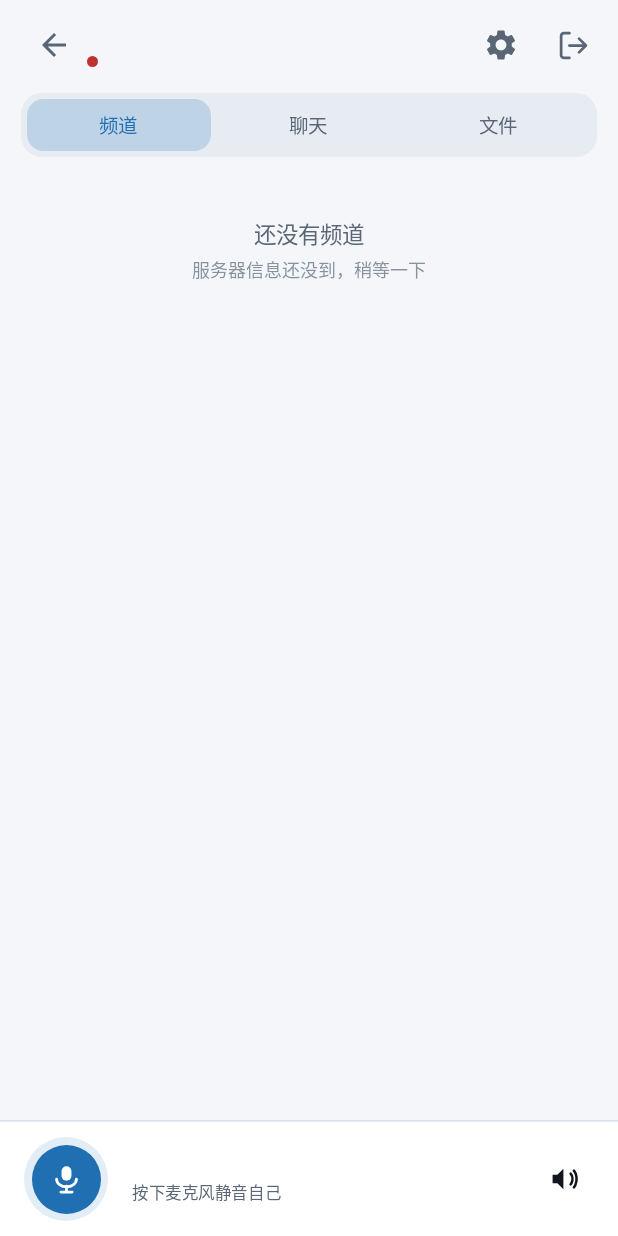
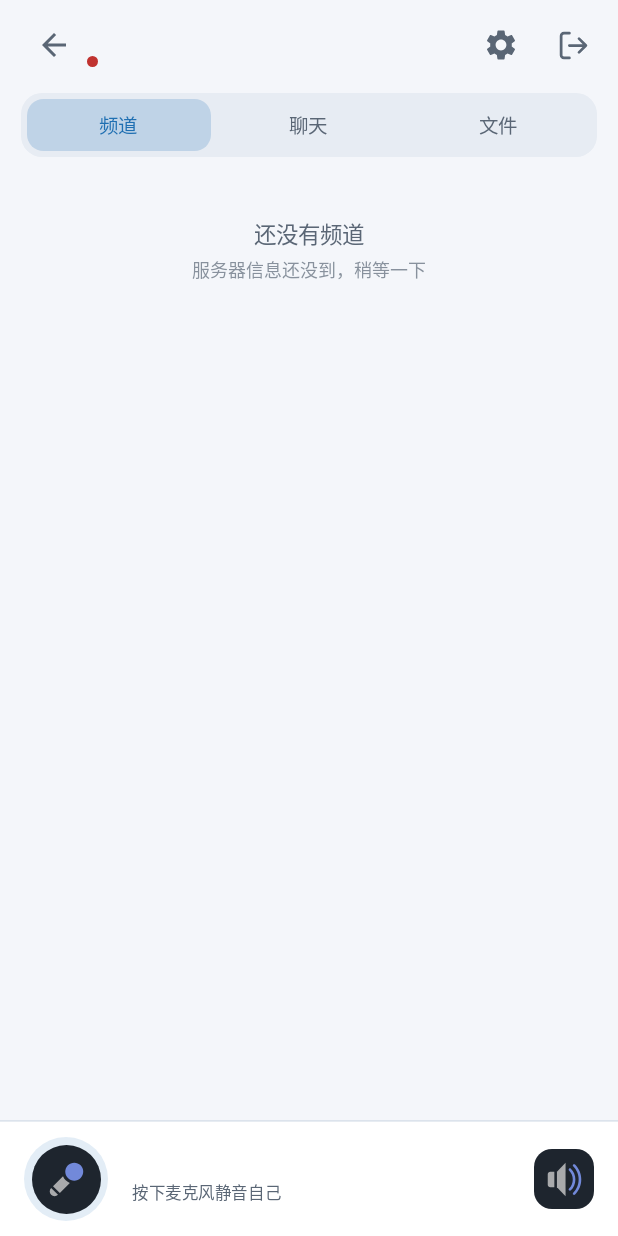
Before and after one commit to Schallophy/tsdroid, an Android app built with Jetpack Compose: the composable SessionScreen shown on its own in the app's theme, on a phone screen of 412 x 824 dp. Run offline under Robolectric (Android 15) with nearby library versions, the phone set to English and light mode, and no system bars.

Commit message:
self-view: TeamSpeak's own marks instead of the hand-drawn pair
`MicGlyph` and `SpeakerGlyph` were drawn by hand so the app would not pull in
`material-icons-extended`, and they looked it. The member list already used the
desktop client's real icons, so the same session showed two vocabularies for the
same fact. Both glyphs are gone; the self-view and the connect header now draw
`R.drawable.ts_*`.

The icons are not tintable — grey microphone, blue bulb and red cross are baked
into the path colours, and the pack was drawn for a dark client. On
`surfaceVariant` they read fine in the dark theme and washed out in the light
one, so both buttons sit on one fixed dark plate (`IconPlate`) and the glow
around the mic button carries the state instead of the fill colour.

The precedence moved into two helpers, `inputStatusIcon` / `outputStatusIcon`,
because three screens ask the same question and used to answer in two different
orders: the user sheet said "device off" where the list said "muted". The order
is mute button first, switched-off device second — the button wins because it is
what the self-view button toggles, and a tap has to visibly flip the icon.
`StatusIconTest` pins that.

The mic label and the speaker's content description follow the same order, so
the row, the badge and the sheet cannot contradict each other.

```diff
--- a/app/src/main/kotlin/dev/tsdroid/ui/SessionScreen.kt
+++ b/app/src/main/kotlin/dev/tsdroid/ui/SessionScreen.kt
@@ -1,6 +1,7 @@
 package dev.tsdroid.ui
 
 import android.net.Uri
+import androidx.compose.foundation.Image
 import androidx.compose.foundation.background
 import androidx.compose.foundation.clickable
 import androidx.compose.foundation.layout.Arrangement
@@ -39,20 +40,23 @@ import androidx.compose.ui.Alignment
 import androidx.compose.ui.Modifier
 import androidx.compose.ui.draw.clip
 import androidx.compose.ui.graphics.Color
+import androidx.compose.ui.res.painterResource
 import androidx.compose.ui.text.font.FontWeight
 import androidx.compose.ui.text.style.TextOverflow
 import androidx.compose.ui.unit.dp
 import androidx.lifecycle.compose.collectAsStateWithLifecycle
+import dev.tsdroid.R
 import dev.tsdroid.SessionStatus
 import dev.tsdroid.SessionTab
 import dev.tsdroid.SessionViewModel
 import dev.tsdroid.model.ChatScope
 import dev.tsdroid.model.User
-import dev.tsdroid.ui.components.MicGlyph
 import dev.tsdroid.ui.components.ExitGlyph
+import dev.tsdroid.ui.components.IconPlate
 import dev.tsdroid.ui.components.PillTabs
-import dev.tsdroid.ui.components.SpeakerGlyph
 import dev.tsdroid.ui.components.StatusDot
+import dev.tsdroid.ui.components.inputStatusIcon
+import dev.tsdroid.ui.components.outputStatusIcon
 import dev.tsdroid.ui.sheets.UserSheet
 
 /**
@@ -313,11 +317,14 @@ private fun MicBar(
 ) {
     // Two separate facts decide whether our voice leaves the phone: the mute
     // button (which this bar toggles) and the capture device that TeamSpeak
-    // reports. The button stays a button, so it only reflects `micEnabled`;
-    // the level ring and the label tell the whole truth, because a running
-    // meter next to a dead microphone is exactly the lie this change fixes.
+    // reports. The icon answers both, through the same helper the member list
+    // uses, so the row cannot claim "open microphone" while nothing arrives.
     val deviceOn = ui.state.inputHardwareEnabled
     val speakerDeviceOn = ui.state.outputHardwareEnabled
+    val micIcon = inputStatusIcon(muted = !ui.micEnabled, hardwareEnabled = deviceOn)
+        ?: R.drawable.ts_input_unmuted
+    val speakerIcon = outputStatusIcon(deafened = !ui.speakerEnabled, hardwareEnabled = speakerDeviceOn)
+        ?: R.drawable.ts_output_unmuted
 
     HorizontalDivider(color = MaterialTheme.colorScheme.outlineVariant)
     Surface(color = MaterialTheme.colorScheme.surface) {
@@ -328,12 +335,14 @@ private fun MicBar(
                 .padding(horizontal = 16.dp, vertical = 10.dp),
         ) {
             MicButton(
-                // The button is the mute button, so it must show the mute
-                // button's state — otherwise tapping it while the device is off
-                // would look like "unmute" and change nothing. The level and the
-                // label below carry the device story instead.
-                enabled = ui.micEnabled,
+                icon = micIcon,
+                active = ui.micEnabled && deviceOn,
                 level = if (ui.micEnabled && deviceOn) level else 0f,
+                contentDescription = when {
+                    !ui.micEnabled -> "麦克风已静音"
+                    !deviceOn -> "麦克风设备已关闭"
+                    else -> "麦克风已开启"
+                },
                 onClick = onMic,
             )
 
@@ -348,11 +357,12 @@ private fun MicBar(
                 )
                 Text(
                     text = when {
-                        // The device flag outranks the mute flag: when the
-                        // capture device is off nothing is transmitted even
-                        // though the server still reports un-muted.
+                        // Same order as the icon and as [MemberStatusBadge]: the
+                        // mute button leads, the device follows. Both are true
+                        // answers to "why is nothing arriving"; picking one order
+                        // for both keeps the row from contradicting itself.
+                        !ui.micEnabled -> "麦克风已静音"
                         !deviceOn -> "麦克风设备已关闭"
-                        !ui.micEnabled -> "麦克风已静音"
                         ui.state.away -> ui.state.awayMessage.ifEmpty { "离开" }
                         else -> "按下麦克风静音自己"
                     },
@@ -368,14 +378,14 @@ private fun MicBar(
             }
 
             RoundGlyphButton(onClick = onSpeaker) {
-                SpeakerGlyph(
-                    tint = if (ui.speakerEnabled && speakerDeviceOn) {
-                        MaterialTheme.colorScheme.onSurface
-                    } else {
-                        MaterialTheme.colorScheme.error
+                Image(
+                    painter = painterResource(speakerIcon),
+                    contentDescription = when {
+                        !ui.speakerEnabled -> "已关闭听筒"
+                        !speakerDeviceOn -> "扬声器设备已关闭"
+                        else -> "可以听"
                     },
-                    muted = !ui.speakerEnabled || !speakerDeviceOn,
-                    modifier = Modifier.size(20.dp),
+                    modifier = Modifier.size(26.dp),
                 )
             }
         }
@@ -383,30 +393,46 @@ private fun MicBar(
 }
 
 @Composable
-private fun MicButton(enabled: Boolean, level: Float, onClick: () -> Unit) {
-    val container = if (enabled) {
+private fun MicButton(
+    icon: Int,
+    active: Boolean,
+    level: Float,
+    contentDescription: String,
+    onClick: () -> Unit,
+) {
+    // `active` is "audio can leave the phone right now" — both the mute button
+    // and the device flag — because that is what the glow means. The icon above
+    // says which of the two stopped it.
+    val halo = if (active) {
         MaterialTheme.colorScheme.primary
     } else {
-        MaterialTheme.colorScheme.errorContainer
+        MaterialTheme.colorScheme.error
     }
-    val tint = if (enabled) MaterialTheme.colorScheme.onPrimary else MaterialTheme.colorScheme.error
 
     Box(contentAlignment = Alignment.Center) {
         // Two rings: a static halo, and the level, which grows with the voice.
         Box(
             modifier = Modifier
                 .size(56.dp)
-                .background(container.copy(alpha = 0.12f + level * 0.35f), CircleShape),
+                .background(halo.copy(alpha = 0.12f + level * 0.35f), CircleShape),
         )
         Box(
             contentAlignment = Alignment.Center,
             modifier = Modifier
                 .size(46.dp)
                 .clip(CircleShape)
-                .background(container)
+                .background(IconPlate)
                 .clickable(onClick = onClick),
         ) {
-            MicGlyph(tint = tint, muted = !enabled, modifier = Modifier.size(22.dp))
+            // The icon carries its own colours from TeamSpeak's pack, so the
+            // button is a plate rather than a tinted circle. That is what makes
+            // "muted" and "device off" readable as different marks instead of
+            // the same silhouette in two colours.
+            Image(
+                painter = painterResource(icon),
+                contentDescription = contentDescription,
+                modifier = Modifier.size(26.dp),
+            )
         }
     }
     Spacer(Modifier.width(2.dp))
@@ -419,6 +445,9 @@ private fun RoundGlyphButton(onClick: () -> Unit, content: @Composable () -> Uni
         modifier = Modifier
             .size(40.dp)
             .clip(RoundedCornerShape(12.dp))
+            // Same plate as the mic button, so the two read as one pair of
+            // controls rather than a button and a floating icon.
+            .background(IconPlate)
             .clickable(onClick = onClick),
     ) {
         content()
--- a/app/src/main/kotlin/dev/tsdroid/ui/components/Common.kt
+++ b/app/src/main/kotlin/dev/tsdroid/ui/components/Common.kt
@@ -24,9 +24,7 @@ import androidx.compose.runtime.remember
 import androidx.compose.ui.Alignment
 import androidx.compose.ui.Modifier
 import androidx.compose.ui.draw.clip
-import androidx.compose.ui.geometry.CornerRadius
 import androidx.compose.ui.geometry.Offset
-import androidx.compose.ui.geometry.Size
 import androidx.compose.ui.graphics.Brush
 import androidx.compose.ui.graphics.Color
 import androidx.compose.ui.graphics.Path
@@ -183,117 +181,41 @@ fun StatusDot(color: Color, size: Dp = 7.dp, modifier: Modifier = Modifier) {
 }
 
 /**
- * Microphone glyph.
+ * The plate the TeamSpeak icons sit on.
  *
- * Drawn by hand rather than pulled from `material-icons-extended`: the extended
- * set is ~11 000 classes for the two icons this app needs, and a hand-drawn one
- * also scales its stroke with the button.
+ * They are not tintable: the grey microphone, the blue bulb and the red cross are
+ * baked into the path colours, and the pack was drawn for a dark client. Putting
+ * them on `surfaceVariant` therefore works in the dark theme and washes them out
+ * in the light one, so the plate is one fixed dark colour in both. It reads as a
+ * badge rather than as part of the surface, which is what these are.
  */
-@Composable
-fun MicGlyph(
-    tint: Color,
-    muted: Boolean,
-    modifier: Modifier = Modifier,
-    slashColor: Color = MaterialTheme.colorScheme.error,
-) {
-    Canvas(modifier) {
-        val w = size.width
-        val h = size.height
-        val stroke = Stroke(width = w * 0.085f, cap = StrokeCap.Round)
+val IconPlate = Color(0xFF1E252E)
 
-        drawRoundRect(
-            color = tint,
-            topLeft = Offset(w * 0.35f, h * 0.10f),
-            size = Size(w * 0.30f, h * 0.44f),
-            cornerRadius = CornerRadius(w * 0.15f, w * 0.15f),
-        )
-        drawArc(
-            color = tint,
-            startAngle = 0f,
-            sweepAngle = 180f,
-            useCenter = false,
-            topLeft = Offset(w * 0.20f, h * 0.26f),
-            size = Size(w * 0.60f, h * 0.46f),
-            style = stroke,
-        )
-        drawLine(
-            color = tint,
-            start = Offset(w * 0.5f, h * 0.70f),
-            end = Offset(w * 0.5f, h * 0.86f),
-            strokeWidth = w * 0.085f,
-            cap = StrokeCap.Round,
-        )
-        drawLine(
-            color = tint,
-            start = Offset(w * 0.33f, h * 0.88f),
-            end = Offset(w * 0.67f, h * 0.88f),
-            strokeWidth = w * 0.085f,
-            cap = StrokeCap.Round,
-        )
-        if (muted) {
-            drawLine(
-                color = slashColor,
-                start = Offset(w * 0.18f, h * 0.14f),
-                end = Offset(w * 0.82f, h * 0.86f),
-                strokeWidth = w * 0.095f,
-                cap = StrokeCap.Round,
-            )
-        }
-    }
+/**
+ * Which of TeamSpeak's input icons applies, or `null` when the microphone is
+ * fine (the member list then draws the speaking ball).
+ *
+ * The order lives here once because three screens ask the same question: the
+ * member badge, the user sheet and the self-view bar. They used to answer it in
+ * two different orders, so the same person read as "muted" in the list and
+ * "device off" in the sheet.
+ *
+ * The mute button outranks the device — not because it transmits more, but
+ * because it is what the self-view button toggles. With the device first,
+ * pressing the mic while the capture device was off changed the label and
+ * nothing else.
+ */
+fun inputStatusIcon(muted: Boolean, hardwareEnabled: Boolean): Int? = when {
+    muted -> R.drawable.ts_input_muted
+    !hardwareEnabled -> R.drawable.ts_input_hardware_muted
+    else -> null
 }
 
-/** Speaker glyph, same reasoning as [MicGlyph]. */@Composable
-fun SpeakerGlyph(
-    tint: Color,
-    muted: Boolean,
-    modifier: Modifier = Modifier,
-    slashColor: Color = MaterialTheme.colorScheme.error,
-) {
-    Canvas(modifier) {
-        val w = size.width
-        val h = size.height
-        val stroke = Stroke(width = w * 0.085f, cap = StrokeCap.Round)
-
-        val body = Path().apply {
-            moveTo(w * 0.12f, h * 0.36f)
-            lineTo(w * 0.28f, h * 0.36f)
-            lineTo(w * 0.48f, h * 0.16f)
-            lineTo(w * 0.48f, h * 0.84f)
-            lineTo(w * 0.28f, h * 0.64f)
-            lineTo(w * 0.12f, h * 0.64f)
-            close()
-        }
-        drawPath(body, tint)
-
-        if (muted) {
-            drawLine(
-                color = slashColor,
-                start = Offset(w * 0.20f, h * 0.18f),
-                end = Offset(w * 0.86f, h * 0.84f),
-                strokeWidth = w * 0.095f,
-                cap = StrokeCap.Round,
-            )
-        } else {
-            drawArc(
-                color = tint,
-                startAngle = -55f,
-                sweepAngle = 110f,
-                useCenter = false,
-                topLeft = Offset(w * 0.50f, h * 0.28f),
-                size = Size(w * 0.28f, h * 0.44f),
-                style = stroke,
-            )
-            drawArc(
-                color = tint,
-                startAngle = -55f,
-                sweepAngle = 110f,
-                useCenter = false,
-                topLeft = Offset(w * 0.50f, h * 0.16f),
-                size = Size(w * 0.42f, h * 0.68f),
-                style = stroke,
-            )
-        }
-    }
+/** The output twin of [inputStatusIcon]; `null` means "you can hear them". */
+fun outputStatusIcon(deafened: Boolean, hardwareEnabled: Boolean): Int? = when {
+    deafened -> R.drawable.ts_output_muted
+    !hardwareEnabled -> R.drawable.ts_output_hardware_muted
+    else -> null
 }
 
 /**
@@ -345,11 +267,10 @@ fun ExitGlyph(tint: Color, modifier: Modifier = Modifier) {
  * draws before every name: bright while talking, dim otherwise.
  *
  * Everything shares one slot, so the states overwrite each other in a fixed
- * order: away, then deafened or a muted output device, then the mute button or
- * a muted input device. Away wins because someone who walked off is absent
- * whichever way their audio is set; the output side outranks the input side
- * because it is the rarer, more consequential one — an open mic that nobody
- * hears is worse than a mic that is simply off.
+ * order: away, then the output side, then the input side. Away wins because
+ * someone who walked off is absent whichever way their audio is set; the output
+ * side outranks the input side because it is the rarer, more consequential one —
+ * an open mic that nobody hears is worse than a mic that is simply off.
  *
  * A hardware mute uses a different icon from the mute button because it means
  * something different: the device is switched off in that client's own settings,
@@ -377,40 +298,23 @@ fun MemberStatusBadge(
         return
     }
 
-    if (deafened) {
+    // Output before input: an open mic that nobody hears is the worse of the
+    // two surprises, so it claims the slot first. Both halves come from the
+    // shared helpers, which is what keeps this badge, the user sheet and the
+    // self-view bar describing the same person the same way.
+    outputStatusIcon(deafened = deafened, hardwareEnabled = outputHardwareEnabled)?.let { icon ->
         Image(
-            painter = painterResource(R.drawable.ts_output_muted),
-            contentDescription = "已关闭听筒",
+            painter = painterResource(icon),
+            contentDescription = if (deafened) "已关闭听筒" else "已关闭扬声器设备",
             modifier = modifier.size(size),
         )
         return
     }
 
-    if (!outputHardwareEnabled) {
+    inputStatusIcon(muted = muted, hardwareEnabled = inputHardwareEnabled)?.let { icon ->
         Image(
-            painter = painterResource(R.drawable.ts_output_hardware_muted),
-            contentDescription = "已关闭扬声器设备",
-            modifier = modifier.size(size),
-        )
-        return
-    }
-
-    if (muted) {
-        Image(
-            painter = painterResource(R.drawable.ts_input_muted),
-            contentDescription = "麦克风已静音",
-            modifier = modifier.size(size),
-        )
-        return
-    }
-
-    if (!inputHardwareEnabled) {
-        // Red prohibition sign over a grey microphone: TeamSpeak's own mark for
-        // "this client's capture device is off", distinct from the X of a
-        // server-side mute so the two are not confused at a glance.
-        Image(
-            painter = painterResource(R.drawable.ts_input_hardware_muted),
-            contentDescription = "麦克风设备已关闭",
+            painter = painterResource(icon),
+            contentDescription = if (muted) "麦克风已静音" else "麦克风设备已关闭",
             modifier = modifier.size(size),
         )
         return
```
Also changed, not shown: app/src/main/kotlin/dev/tsdroid/ui/ConnectScreen.kt (+13 -6 lines), app/src/main/kotlin/dev/tsdroid/ui/sheets/UserSheet.kt (+7 -5 lines), 1 other file.
